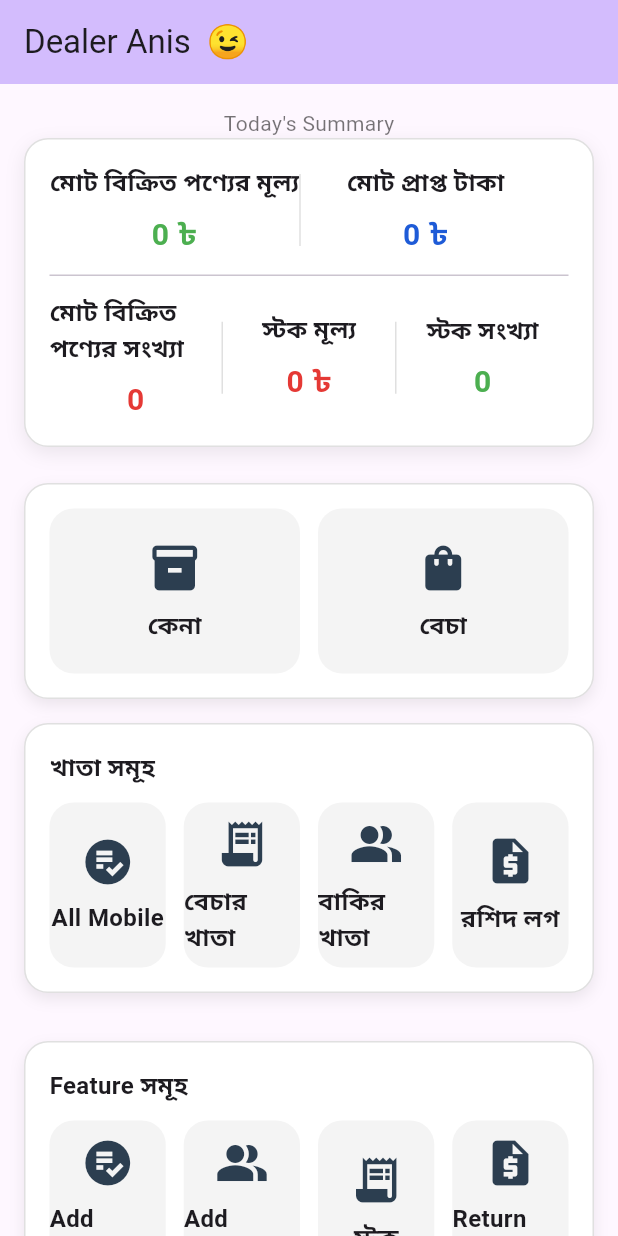
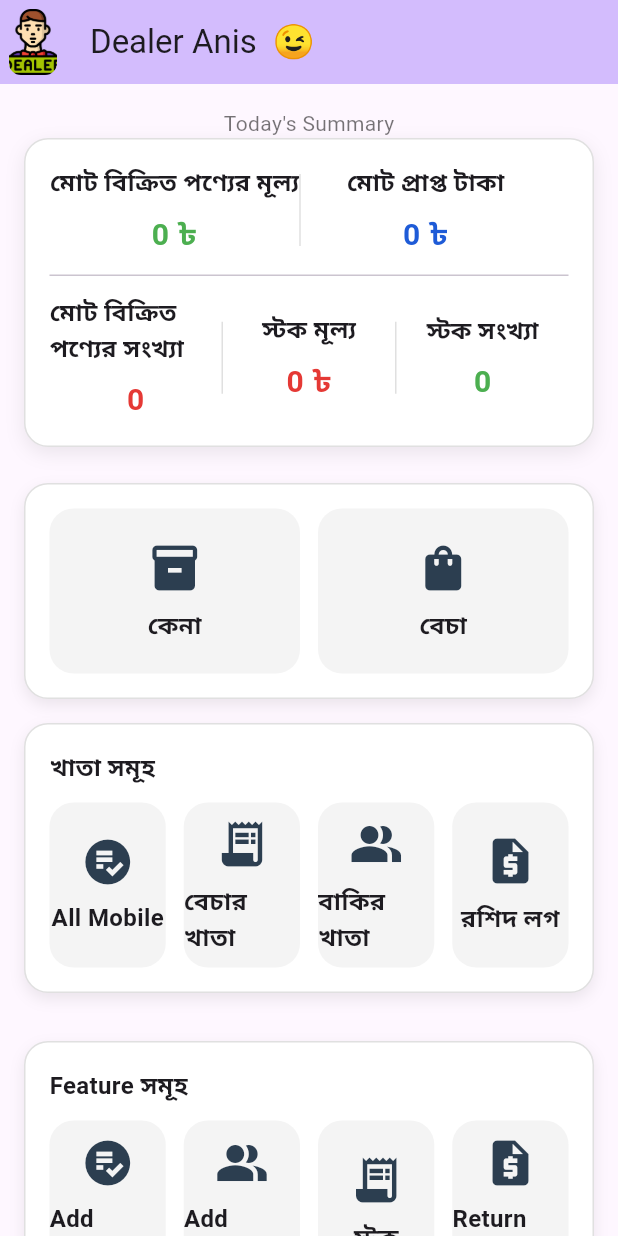
Before and after one commit to faisalahamed/anis_dealer, a Flutter app: the screen it shows after launch, on a phone screen of 412 x 824 dp. Run offline on Flutter 3.47's test engine with Material 3 defaults, Android fonts, the phone set to English and light mode, and no system bars; our stand-ins replace cloud_firestore, firebase_core, pdf, printing; missing offline and left inert: mobile_scanner; accounts and stored records are empty.

Commit message:
dealer app done

```diff
--- a/lib/view/homepage/home.dart
+++ b/lib/view/homepage/home.dart
@@ -28,6 +28,17 @@ class _MyHomePageState extends State<MyHomePage> {
     return Scaffold(
       appBar: AppBar(
         backgroundColor: Theme.of(context).colorScheme.inversePrimary,
+        leadingWidth: 44,
+        leading: Padding(
+          padding: const EdgeInsets.all(6),
+          child: ClipRRect(
+            borderRadius: BorderRadius.circular(8),
+            child: Image.asset(
+              'assets/icons/app_icon.png',
+              fit: BoxFit.cover,
+            ),
+          ),
+        ),
         title: Text(widget.title),
       ),
       body: SingleChildScrollView(
```
Also changed, not shown: pubspec.yaml (+15 -3 lines), .tmp_appicons/Assets.xcassets/AppIcon.appiconset/Contents.json (added), .tmp_appicons/appstore.png (added), .tmp_appicons/playstore.png (added), assets/icons/app_icon.png (added), assets/icons/app_logo.png (added), pubspec.lock, 41 other files.
